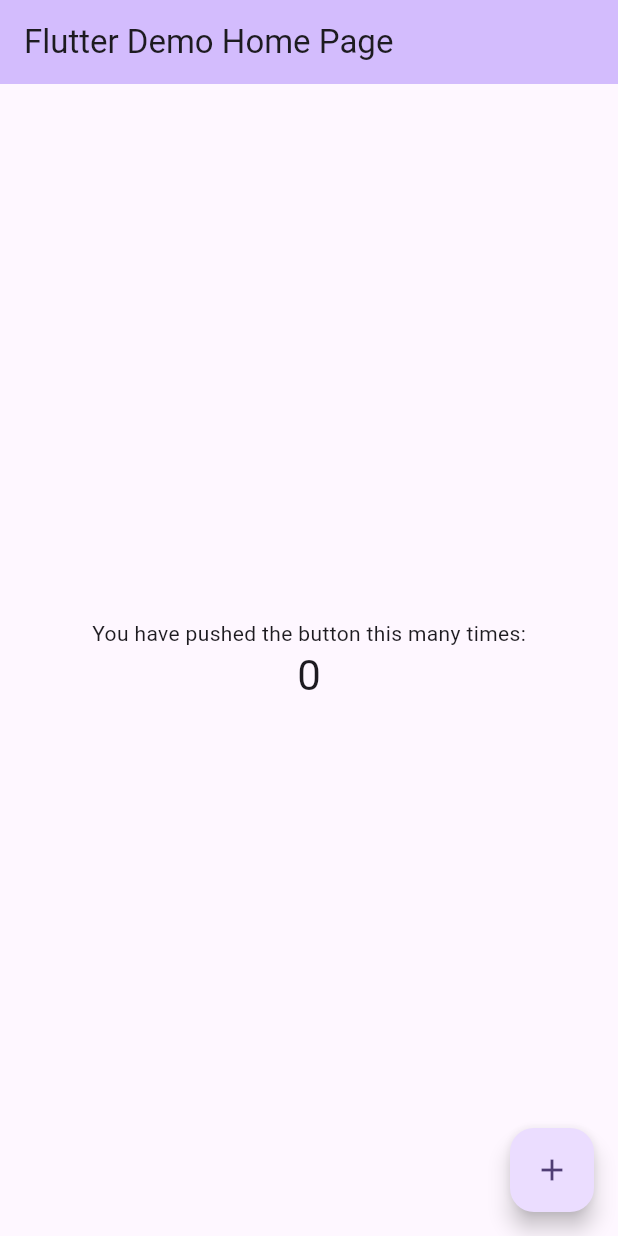
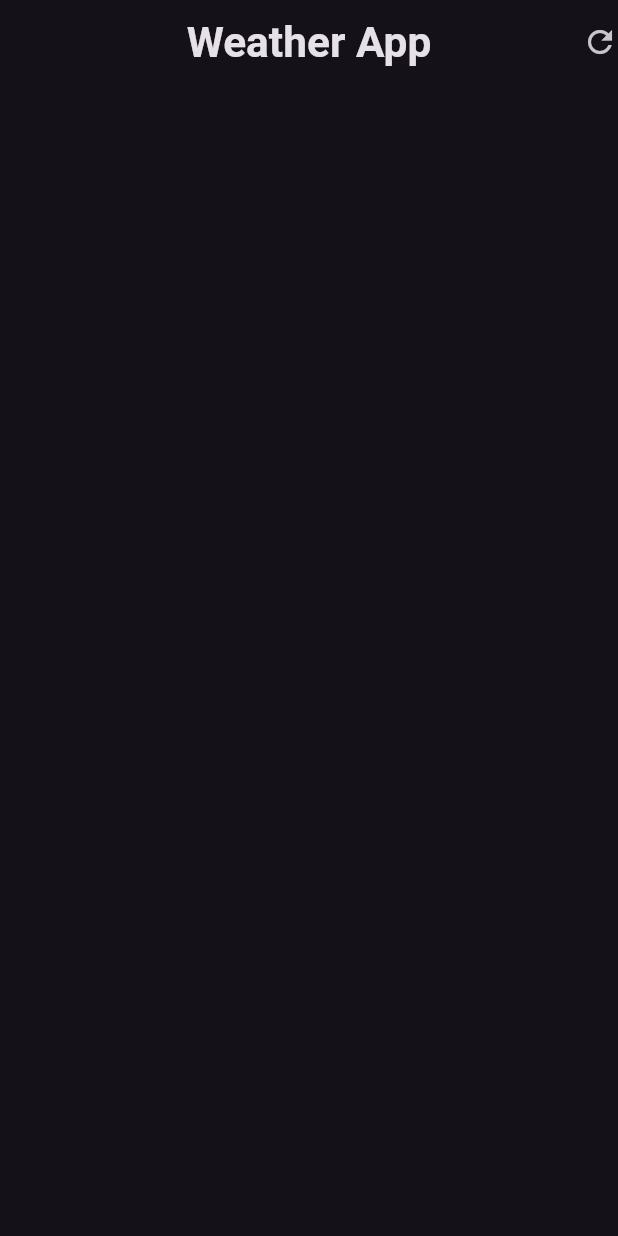
Before and after one commit to SUMANKC7/weather_app, a Flutter app: the screen it shows after launch, on a phone screen of 412 x 824 dp. Run offline on Flutter 3.47's test engine with Material 3 defaults, Android fonts, the phone set to English and light mode, and no system bars.

Commit message:
App Bar UI is made

```diff
--- a/lib/main.dart
+++ b/lib/main.dart
@@ -1,125 +1,20 @@
 import 'package:flutter/material.dart';
+import 'package:weather_app/weather_screen.dart';
 
 void main() {
-  runApp(const MyApp());
+  runApp(const WeatherApp());
 }
 
-class MyApp extends StatelessWidget {
-  const MyApp({super.key});
+class WeatherApp extends StatelessWidget {
+  const WeatherApp({super.key});
 
-  // This widget is the root of your application.
   @override
   Widget build(BuildContext context) {
     return MaterialApp(
-      title: 'Flutter Demo',
-      theme: ThemeData(
-        // This is the theme of your application.
-        //
-        // TRY THIS: Try running your application with "flutter run". You'll see
-        // the application has a purple toolbar. Then, without quitting the app,
-        // try changing the seedColor in the colorScheme below to Colors.green
-        // and then invoke "hot reload" (save your changes or press the "hot
-        // reload" button in a Flutter-supported IDE, or press "r" if you used
-        // the command line to start the app).
-        //
-        // Notice that the counter didn't reset back to zero; the application
-        // state is not lost during the reload. To reset the state, use hot
-        // restart instead.
-        //
-        // This works for code too, not just values: Most code changes can be
-        // tested with just a hot reload.
-        colorScheme: ColorScheme.fromSeed(seedColor: Colors.deepPurple),
-        useMaterial3: true,
-      ),
-      home: const MyHomePage(title: 'Flutter Demo Home Page'),
+      debugShowCheckedModeBanner: false,
+      //Set background theme
+      theme: ThemeData.dark(useMaterial3: true),
+      home: const WeatherScreen(),
     );
   }
 }
-
-class MyHomePage extends StatefulWidget {
-  const MyHomePage({super.key, required this.title});
-
-  // This widget is the home page of your application. It is stateful, meaning
-  // that it has a State object (defined below) that contains fields that affect
-  // how it looks.
-
-  // This class is the configuration for the state. It holds the values (in this
-  // case the title) provided by the parent (in this case the App widget) and
-  // used by the build method of the State. Fields in a Widget subclass are
-  // always marked "final".
-
-  final String title;
-
-  @override
-  State<MyHomePage> createState() => _MyHomePageState();
-}
-
-class _MyHomePageState extends State<MyHomePage> {
-  int _counter = 0;
-
-  void _incrementCounter() {
-    setState(() {
-      // This call to setState tells the Flutter framework that something has
-      // changed in this State, which causes it to rerun the build method below
-      // so that the display can reflect the updated values. If we changed
-      // _counter without calling setState(), then the build method would not be
-      // called again, and so nothing would appear to happen.
-      _counter++;
-    });
-  }
-
-  @override
-  Widget build(BuildContext context) {
-    // This method is rerun every time setState is called, for instance as done
-    // by the _incrementCounter method above.
-    //
-    // The Flutter framework has been optimized to make rerunning build methods
-    // fast, so that you can just rebuild anything that needs updating rather
-    // than having to individually change instances of widgets.
-    return Scaffold(
-      appBar: AppBar(
-        // TRY THIS: Try changing the color here to a specific color (to
-        // Colors.amber, perhaps?) and trigger a hot reload to see the AppBar
-        // change color while the other colors stay the same.
-        backgroundColor: Theme.of(context).colorScheme.inversePrimary,
-        // Here we take the value from the MyHomePage object that was created by
-        // the App.build method, and use it to set our appbar title.
-        title: Text(widget.title),
-      ),
-      body: Center(
-        // Center is a layout widget. It takes a single child and positions it
-        // in the middle of the parent.
-        child: Column(
-          // Column is also a layout widget. It takes a list of children and
-          // arranges them vertically. By default, it sizes itself to fit its
-          // children horizontally, and tries to be as tall as its parent.
-          //
-          // Column has various properties to control how it sizes itself and
-          // how it positions its children. Here we use mainAxisAlignment to
-          // center the children vertically; the main axis here is the vertical
-          // axis because Columns are vertical (the cross axis would be
-          // horizontal).
-          //
-          // TRY THIS: Invoke "debug painting" (choose the "Toggle Debug Paint"
-          // action in the IDE, or press "p" in the console), to see the
-          // wireframe for each widget.
-          mainAxisAlignment: MainAxisAlignment.center,
-          children: <Widget>[
-            const Text(
-              'You have pushed the button this many times:',
-            ),
-            Text(
-              '$_counter',
-              style: Theme.of(context).textTheme.headlineMedium,
-            ),
-          ],
-        ),
-      ),
-      floatingActionButton: FloatingActionButton(
-        onPressed: _incrementCounter,
-        tooltip: 'Increment',
-        child: const Icon(Icons.add),
-      ), // This trailing comma makes auto-formatting nicer for build methods.
-    );
-  }
-}
--- /dev/null
+++ b/lib/weather_screen.dart
@@ -0,0 +1,30 @@
+import 'package:flutter/material.dart';
+
+class WeatherScreen extends StatelessWidget {
+  const WeatherScreen({super.key});
+
+  @override
+  Widget build(BuildContext context) {
+    return Scaffold(
+      appBar: AppBar(
+        title: const Text(
+          "Weather App",
+          style: TextStyle(
+            fontWeight: FontWeight.bold,
+            fontSize: 28.3,
+          ),
+        ),
+        centerTitle: true,
+        actions: [
+          InkWell(
+            onTap: () {
+              print("Refresh");
+            },
+            splashColor: Colors.amber,
+            child: const Icon(Icons.refresh),
+          ),
+        ],
+      ),
+    );
+  }
+}
```
